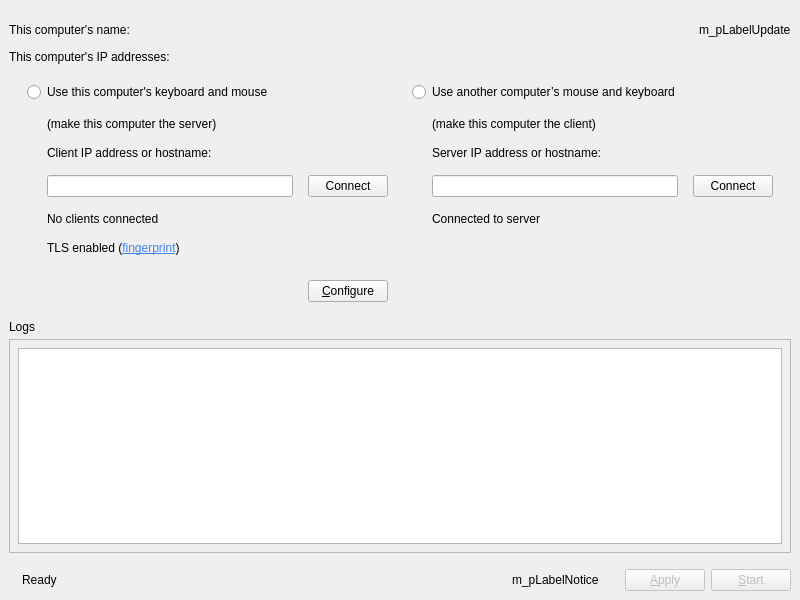
Above: src/gui/src/MainWindowBase.ui from deskflow/deskflow before the change. Below: the same form after it.
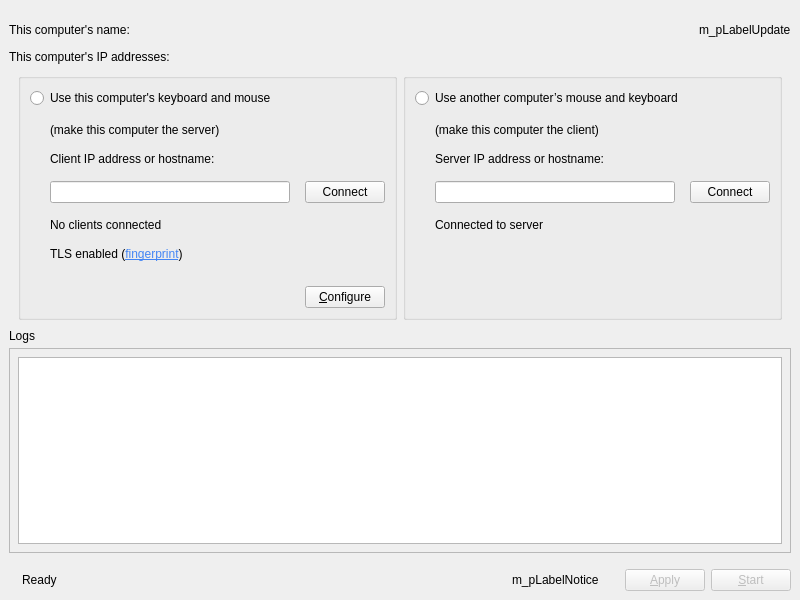
That is the form after the change. Icons and pictures are not drawn. Custom widgets are drawn as their Qt base class.

```diff
--- a/src/gui/src/MainWindowBase.ui
+++ b/src/gui/src/MainWindowBase.ui
@@ -103,7 +103,7 @@
       </property>
       <layout class="QHBoxLayout" name="horizontalLayout_8">
        <item>
-        <widget class="QFrame" name="m_pGroupServer">
+        <widget class="QGroupBox" name="m_pGroupServer">
          <property name="sizePolicy">
           <sizepolicy hsizetype="Expanding" vsizetype="Preferred">
            <horstretch>0</horstretch>
@@ -268,7 +268,7 @@
         </widget>
        </item>
        <item>
-        <widget class="QFrame" name="m_pGroupClient">
+        <widget class="QGroupBox" name="m_pGroupClient">
          <property name="sizePolicy">
           <sizepolicy hsizetype="Expanding" vsizetype="Preferred">
            <horstretch>0</horstretch>
```
